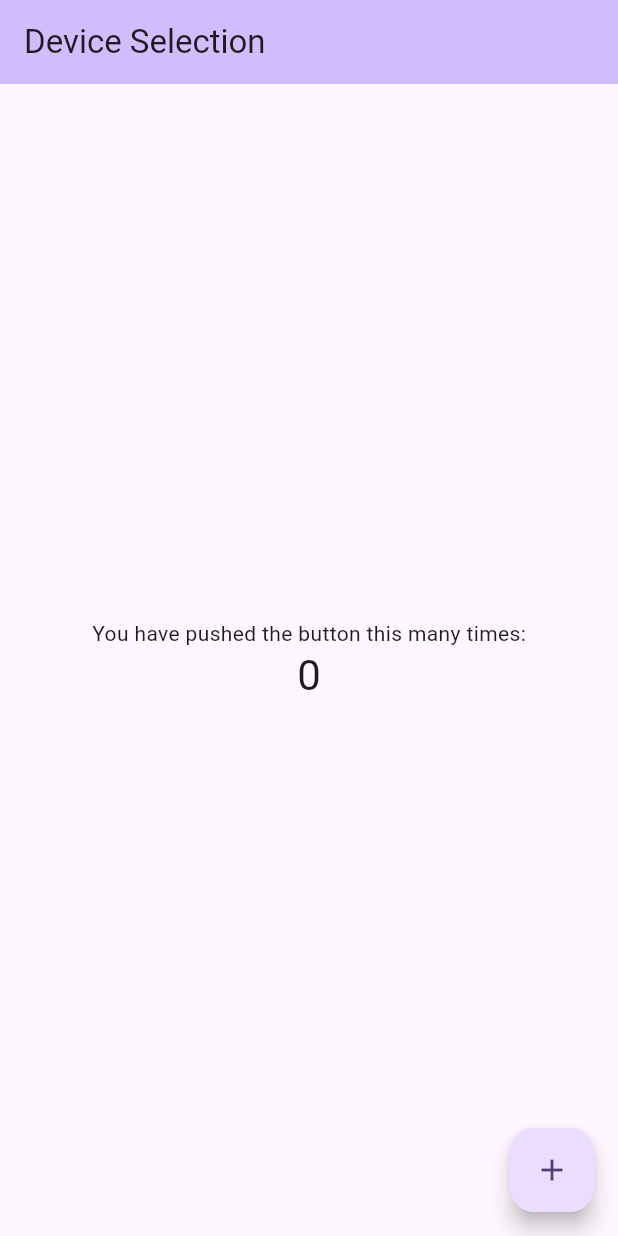
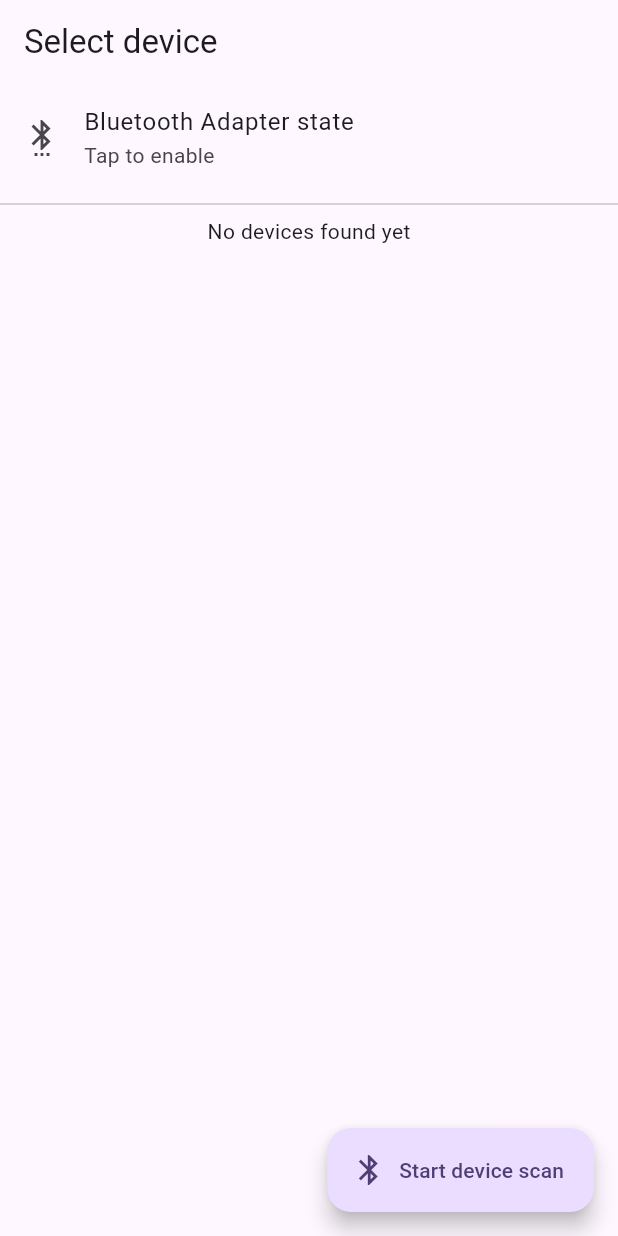
Before and after one commit to sergiodl-ubi/ShimmerCaptureLabeller, a Flutter app: the screen it shows after launch, on a phone screen of 412 x 824 dp. Run offline on Flutter 3.47's test engine with Material 3 defaults, Android fonts, the phone set to English and light mode, and no system bars; missing offline and left inert: flutter_blue_classic.

Commit message:
Blue Classic Plugin example code added

```diff
--- a/shimmer_capture_labeller/lib/main.dart
+++ b/shimmer_capture_labeller/lib/main.dart
@@ -1,4 +1,12 @@
 import 'package:flutter/material.dart';
+import 'package:flutter/foundation.dart';
+import 'package:flutter_blue_classic/flutter_blue_classic.dart';
+import 'dart:async';
+
+import 'package:shimmer_capture_labeller/device_info.dart';
+import 'tools/logging.dart';
+
+DebugPrintCallback debugPrint = customDebugPrint("Main", true);
 
 void main() {
   runApp(const MyApp());
@@ -30,39 +38,125 @@ class StartPage extends StatefulWidget {
 }
 
 class _StartPageState extends State<StartPage> {
-  int _counter = 0;
+  final _blueClassic = FlutterBlueClassic();
 
-  void _incrementCounter() {
+  BluetoothAdapterState _adapterState = BluetoothAdapterState.unknown;
+  StreamSubscription? _adapterStateSubscription;
+
+  final Set<BluetoothDevice> _scanResults = {};
+  StreamSubscription? _scanSubscription;
+
+  bool _isScanning = false;
+  int? _connectingToIndex;
+  StreamSubscription? _scanningStateSubscription;
+
+  @override
+  void initState() {
+    super.initState();
+    initPlatformState();
+  }
+
+  Future<void> initPlatformState() async {
+    BluetoothAdapterState adapterState = _adapterState;
+
+    try {
+      adapterState = await _blueClassic.adapterStateNow;
+      _adapterStateSubscription = _blueClassic.adapterState.listen((current) {
+        if (mounted) setState(() => _adapterState = current);
+      });
+      _scanSubscription = _blueClassic.scanResults.listen((device) {
+        if (mounted) setState(() => _scanResults.add(device));
+      });
+      _scanningStateSubscription = _blueClassic.isScanning.listen((isScanning) {
+        if (mounted) setState(() => _isScanning = isScanning);
+      });
+    } catch (e) {
+      debugPrint("Failed to initialize Bluetooth library");
+    }
+
+    if (!mounted) return;
+
+    debugPrint("Bluetooth library initialized");
     setState(() {
-      _counter++;
+      _adapterState = adapterState;
     });
   }
 
   @override
+  void dispose() {
+    _adapterStateSubscription?.cancel();
+    _scanSubscription?.cancel();
+    _scanningStateSubscription?.cancel();
+    super.dispose();
+  }
+
+  @override
   Widget build(BuildContext context) {
+    List<BluetoothDevice> scanResults = _scanResults.toList();
+
     return Scaffold(
       appBar: AppBar(
-        backgroundColor: Theme.of(context).colorScheme.inversePrimary,
-        title: Text(widget.title),
+        title: const Text('Select device'),
       ),
-      body: Center(
-        child: Column(
-          mainAxisAlignment: MainAxisAlignment.center,
-          children: <Widget>[
-            const Text(
-              'You have pushed the button this many times:',
-            ),
-            Text(
-              '$_counter',
-              style: Theme.of(context).textTheme.headlineMedium,
-            ),
-          ],
-        ),
+      body: ListView(
+        children: [
+          ListTile(
+            title: const Text("Bluetooth Adapter state"),
+            subtitle: const Text("Tap to enable"),
+            trailing: Text(_adapterState.name),
+            leading: const Icon(Icons.settings_bluetooth),
+            onTap: () => _blueClassic.turnOn(),
+          ),
+          const Divider(),
+          if (scanResults.isEmpty)
+            const Center(child: Text("No devices found yet"))
+          else
+            for (var (index, device) in scanResults.indexed)
+              ListTile(
+                title: Text("${device.name ?? "???"} (${device.address})"),
+                subtitle: Text(
+                    "Paired: ${device.bondState.name}, Type: ${device.type.name}"),
+                trailing: index == _connectingToIndex
+                    ? const CircularProgressIndicator()
+                    : Text("${device.rssi} dBm"),
+                onTap: () async {
+                  BluetoothConnection? connection;
+                  setState(() => _connectingToIndex = index);
+                  try {
+                    connection = await _blueClassic.connect(device.address);
+                    if (!this.context.mounted) return;
+                    if (connection != null && connection.isConnected) {
+                      if (mounted) setState(() => _connectingToIndex = null);
+                      Navigator.push(
+                          context,
+                          MaterialPageRoute(
+                              builder: (context) =>
+                                  DeviceInfo(connection: connection!)));
+                    }
+                  } catch (e) {
+                    if (mounted) setState(() => _connectingToIndex = null);
+                    debugPrint(
+                        "Failed to connect to ${device.name}@${device.address}");
+                    connection?.dispose();
+                    ScaffoldMessenger.maybeOf(context)?.showSnackBar(
+                        const SnackBar(
+                            content: Text("Error connecting to device")));
+                  }
+                },
+              )
+        ],
       ),
-      floatingActionButton: FloatingActionButton(
-        onPressed: _incrementCounter,
-        tooltip: 'Increment',
-        child: const Icon(Icons.add),
+      floatingActionButton: FloatingActionButton.extended(
+        onPressed: () {
+          if (_isScanning) {
+            _blueClassic.stopScan();
+          } else {
+            _scanResults.clear();
+            _blueClassic.startScan();
+          }
+        },
+        label: Text(_isScanning ? "Scanning..." : "Start device scan"),
+        icon: Icon(_isScanning ? Icons.bluetooth_searching : Icons.bluetooth),
       ),
     );
   }
--- /dev/null
+++ b/shimmer_capture_labeller/lib/tools/globals.dart
@@ -0,0 +1,3 @@
+import 'package:flutter/foundation.dart';
+
+const showDebugMessages = !kReleaseMode && true;
```
Also changed, not shown: shimmer_capture_labeller/lib/device_info.dart (added, +69 -0 lines), shimmer_capture_labeller/lib/tools/logging.dart (added, +11 -0 lines), 4 other files.
